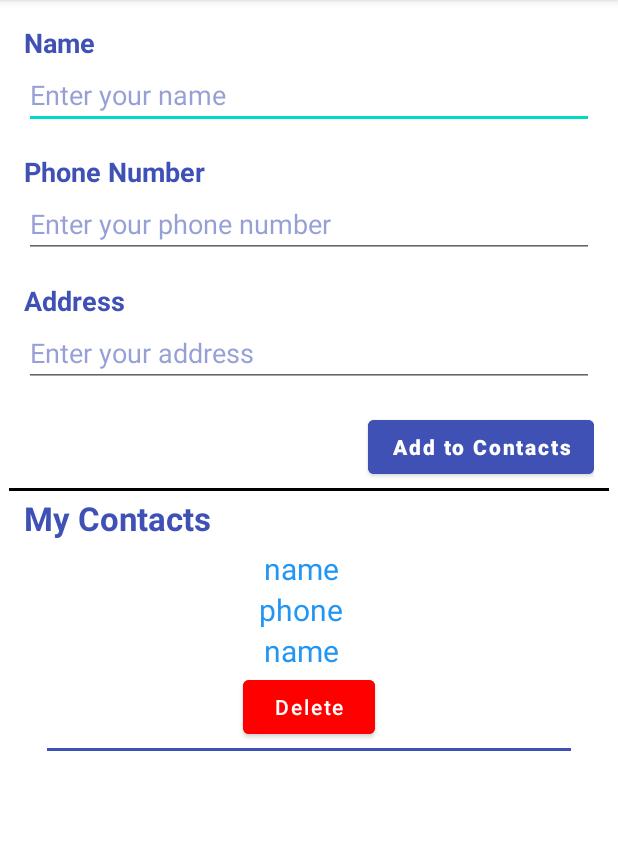
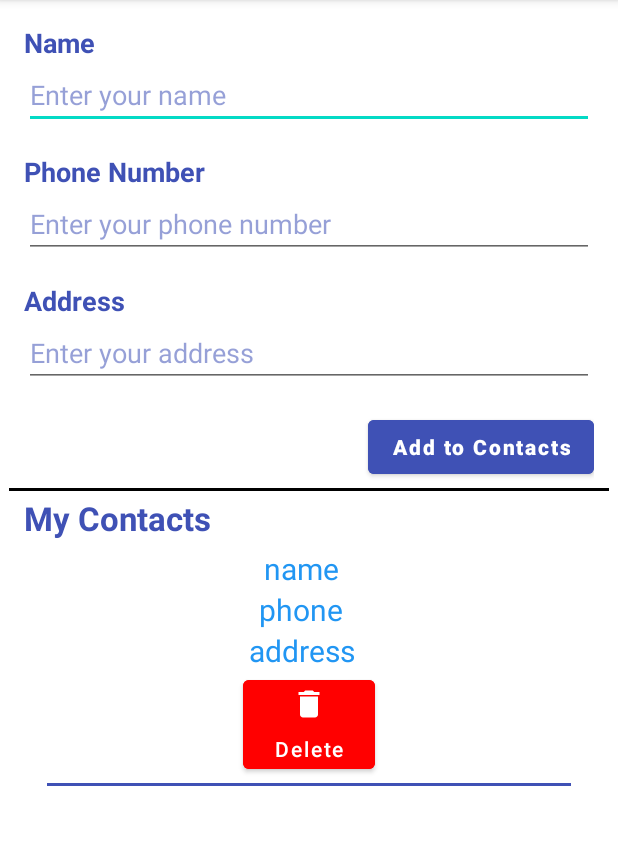
Before and after one commit to HazemAhmed2002/Assignment_1, an Android app: the screen it shows after launch (MainActivity), after a tap on "Add to Contacts", on a phone screen of 412 x 824 dp, the part 84-929 px from its top. Run offline under Robolectric (Android 15) with nearby library versions, the phone set to English and light mode, and no system bars; our stand-ins replace Firebase (no records; nobody signed in at launch, a user with empty details on screens opened directly); 4 statements that could not run were skipped.

Commit message:
edit now

```diff
--- a/app/src/main/java/com/hzmahmed/assignment_1/AdapterCall.kt
+++ b/app/src/main/java/com/hzmahmed/assignment_1/AdapterCall.kt
@@ -17,12 +17,12 @@ class ListAdapter: RecyclerView.Adapter<ListAdapter.MyView>() {
                 .get()
                 .addOnSuccessListener { result ->
                     count = result.size()
-                    var doc =result.documents[pos]
-                        binding.textName.text = doc.data!!["name"].toString()
-                        binding.textPhone.text = doc.data!!["phoneNum"].toString()
-                        binding.textAddress.text = doc.data!!["address"].toString()
+                    var row =result.documents[pos]
+                        binding.textName.text = row.data!!["name"].toString()
+                        binding.textPhone.text = row.data!!["phoneNum"].toString()
+                        binding.textAddress.text = row.data!!["address"].toString()
                     binding.remove.setOnClickListener {
-                        db.collection("Contacts").document(doc.id).delete()
+                        db.collection("Contacts").document(row.id).delete()
                         count--
                     }
                 }
--- a/app/src/main/java/com/hzmahmed/assignment_1/MainActivity.kt
+++ b/app/src/main/java/com/hzmahmed/assignment_1/MainActivity.kt
@@ -38,7 +38,7 @@ class MainActivity : AppCompatActivity() {
             db.collection("Contacts")
                 .add(Contacts)
                 .addOnSuccessListener { documentReference ->
-                    Toast.makeText(this, "Success", Toast.LENGTH_SHORT).show()
+                    Toast.makeText(this, "Done", Toast.LENGTH_SHORT).show()
                 }.addOnFailureListener { e ->
                     Toast.makeText(this, "Fail", Toast.LENGTH_SHORT).show()
                 }
--- /dev/null
+++ b/app/src/main/res/drawable/delete.xml
@@ -0,0 +1,5 @@
+<vector android:height="24dp" android:tint="#FFFFFF"
+    android:viewportHeight="24" android:viewportWidth="24"
+    android:width="24dp" xmlns:android="http://schemas.android.com/apk/res/android">
+    <path android:fillColor="@android:color/white" android:pathData="M6,19c0,1.1 0.9,2 2,2h8c1.1,0 2,-0.9 2,-2V7H6v12zM19,4h-3.5l-1,-1h-5l-1,1H5v2h14V4z"/>
+</vector>
--- a/app/src/main/res/layout/cal_row_item.xml
+++ b/app/src/main/res/layout/cal_row_item.xml
@@ -9,39 +9,50 @@
 
     <TextView
         android:id="@+id/textName"
-        android:layout_width="wrap_content"
+        android:layout_width="match_parent"
         android:layout_height="match_parent"
+        android:gravity="center"
+        android:hint="name"
         android:paddingEnd="10dp"
-        android:text="name"
         android:textColor="#2196F3"
+        android:textColorHint="#2196F3"
         android:textSize="20sp" />
 
     <TextView
         android:id="@+id/textPhone"
-        android:layout_width="wrap_content"
+        android:layout_width="match_parent"
         android:layout_height="match_parent"
+        android:gravity="center"
+        android:hint="phone"
         android:paddingEnd="10dp"
-        android:text="phone"
         android:textColor="#2196F3"
+        android:textColorHint="#2196F3"
         android:textSize="20sp" />
 
     <TextView
         android:id="@+id/textAddress"
-        android:layout_width="wrap_content"
+        android:layout_width="match_parent"
         android:layout_height="match_parent"
+        android:gravity="center"
+        android:hint="address"
         android:paddingEnd="10dp"
-        android:text="name"
         android:textColor="#2196F3"
+        android:textColorHint="#2196F3"
         android:textSize="20sp" />
+
 
         <Button
             android:id="@+id/remove"
             android:layout_width="wrap_content"
             android:layout_height="wrap_content"
             android:backgroundTint="#FF0000"
+            android:drawableTop="@drawable/delete"
             android:text="Delete"
             android:textAllCaps="false"
             app:rippleColor="#800900" />
+
+
+
 
     <View
         android:id="@+id/view"
```
Lines whose indentation alone changed are shown as unchanged.
